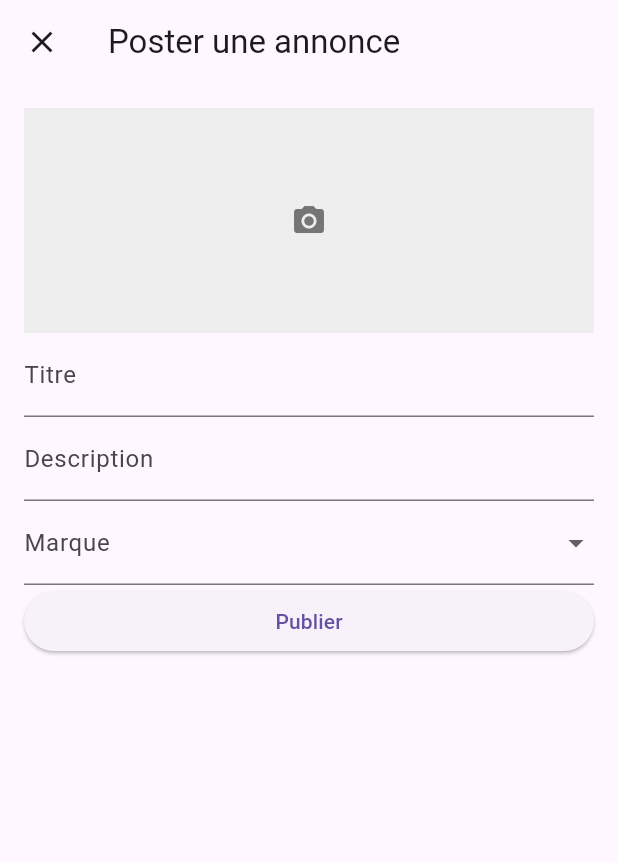
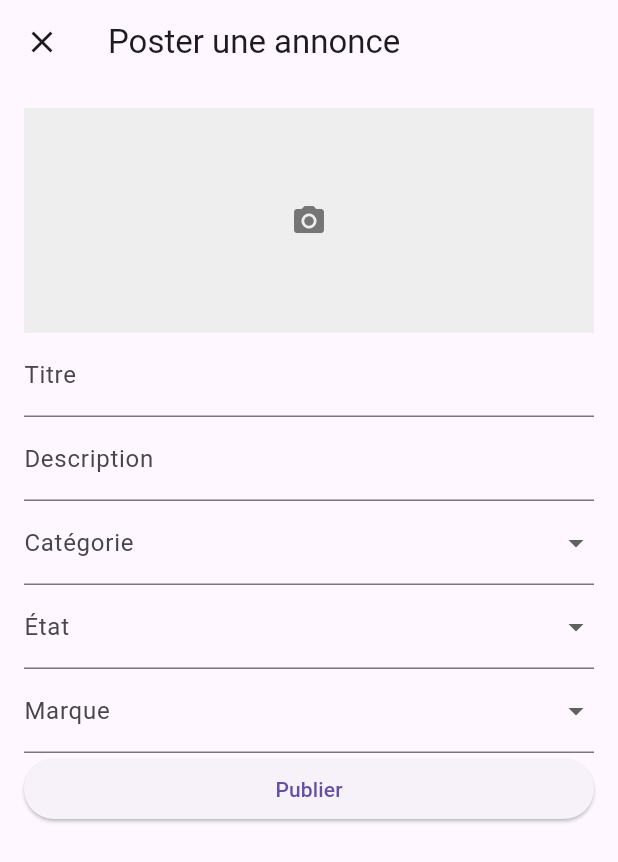
Before and after one commit to CosaNostraa69/secondvie, a Flutter app: the NewItemScreen screen opened directly, on a phone screen of 412 x 824 dp. Shown: the top 862 px of the screen. Run offline on Flutter 3.47's test engine with Material 3 defaults, Android fonts, the phone set to English and light mode, and no system bars.

Commit message:
Add dropdown menus for category, condition, and brand in NewItemScreen

```diff
--- a/lib/app/views/new_product_screen.dart
+++ b/lib/app/views/new_product_screen.dart
@@ -45,6 +45,30 @@ class NewItemScreen extends StatelessWidget {
             onChanged: (value) {
               // TODO: stocker la valeur sélectionnée
             },
+            decoration: const InputDecoration(labelText: 'Catégorie'),
+          ),
+          DropdownButtonFormField<String>(
+            items: ['T-Shirt', 'Pantalon', 'Pull']
+                .map((label) => DropdownMenuItem(
+                      value: label,
+                      child: Text(label),
+                    ))
+                .toList(),
+            onChanged: (value) {
+              // TODO: stocker la valeur sélectionnée
+            },
+            decoration: const InputDecoration(labelText: 'État'),
+          ),
+          DropdownButtonFormField<String>(
+            items: ['Neuf avec étiquettes', 'Bon état', 'Abimé']
+                .map((label) => DropdownMenuItem(
+                      value: label,
+                      child: Text(label),
+                    ))
+                .toList(),
+            onChanged: (value) {
+              // TODO: stocker la valeur sélectionnée
+            },
             decoration: const InputDecoration(labelText: 'Marque'),
           ),
           // ... Ajouter d'autres champs ici ...
```
